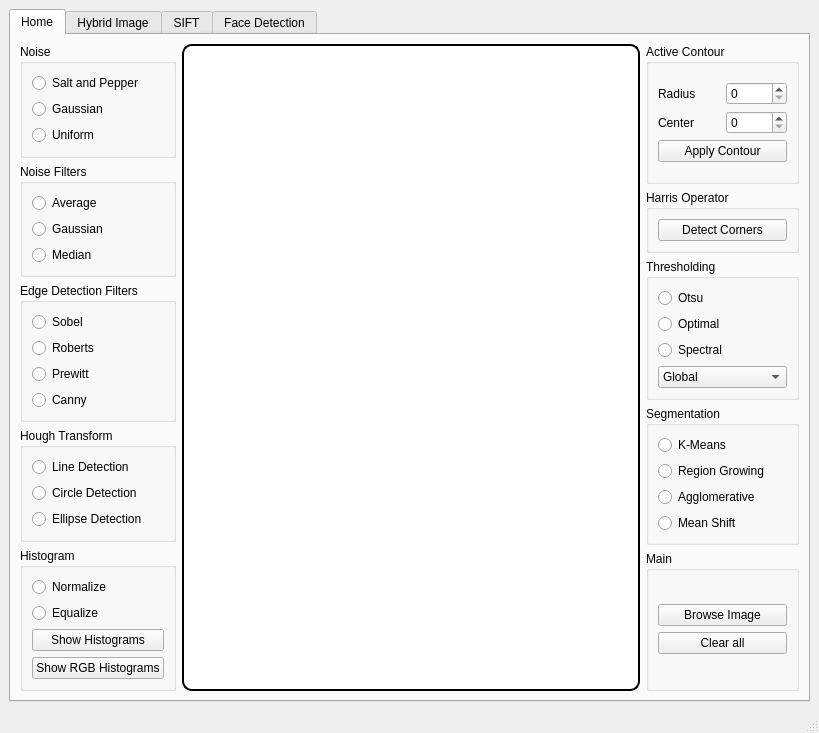
The window that mainwindow.ui (Sherif-2001/Full-Option-Photoshop) describes before a commit, drawn with Qt 5.
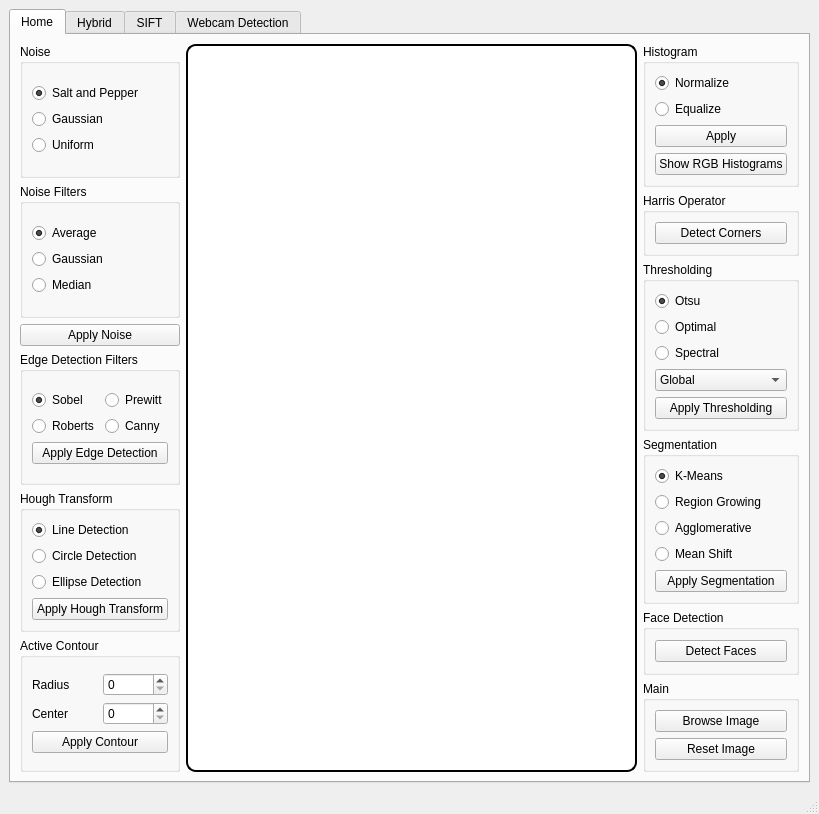
The same window after the commit. The open tabs and pages were chosen to show the change.

```diff
--- a/mainwindow.ui
+++ b/mainwindow.ui
@@ -46,6 +46,9 @@
            <layout class="QVBoxLayout" name="verticalLayout_15">
             <item>
              <widget class="QGroupBox" name="groupBox_6">
+              <property name="styleSheet">
+               <string notr="true"/>
+              </property>
               <property name="title">
                <string>Noise</string>
               </property>
@@ -57,6 +60,15 @@
                    <property name="text">
                     <string>Salt and Pepper</string>
                    </property>
+                   <property name="checked">
+                    <bool>true</bool>
+                   </property>
+                   <property name="autoRepeat">
+                    <bool>false</bool>
+                   </property>
+                   <property name="autoExclusive">
+                    <bool>true</bool>
+                   </property>
                   </widget>
                  </item>
                  <item>
@@ -91,6 +103,9 @@
                    <property name="text">
                     <string>Average</string>
                    </property>
+                   <property name="checked">
+                    <bool>true</bool>
+                   </property>
                   </widget>
                  </item>
                  <item>
@@ -112,6 +127,13 @@
               </layout>
              </widget>
             </item>
+            <item>
+             <widget class="QPushButton" name="noise_btn">
+              <property name="text">
+               <string>Apply Noise</string>
+              </property>
+             </widget>
+            </item>
             <item>
              <widget class="QGroupBox" name="groupBox_8">
               <property name="title">
@@ -121,30 +143,44 @@
                <item>
                 <layout class="QVBoxLayout" name="verticalLayout_21">
                  <item>
-                  <widget class="QRadioButton" name="radioButton_23">
-                   <property name="text">
-                    <string>Sobel</string>
-                   </property>
-                  </widget>
+                  <layout class="QGridLayout" name="gridLayout">
+                   <item row="0" column="0">
+                    <widget class="QRadioButton" name="sobel_radio">
+                     <property name="text">
+                      <string>Sobel</string>
+                     </property>
+                     <property name="checked">
+                      <bool>true</bool>
+                     </property>
+                    </widget>
+                   </item>
+                   <item row="1" column="0">
+                    <widget class="QRadioButton" name="roberts_radio">
+                     <property name="text">
+                      <string>Roberts</string>
+                     </property>
+                    </widget>
+                   </item>
+                   <item row="0" column="1">
+                    <widget class="QRadioButton" name="prewitt_radio">
+                     <property name="text">
+                      <string>Prewitt</string>
+                     </property>
+                    </widget>
+                   </item>
+                   <item row="1" column="1">
+                    <widget class="QRadioButton" name="canny_radio">
+                     <property name="text">
+                      <string>Canny</string>
+                     </property>
+                    </widget>
+                   </item>
+                  </layout>
                  </item>
                  <item>
-                  <widget class="QRadioButton" name="radioButton_24">
+                  <widget class="QPushButton" name="edge_btn">
                    <property name="text">
-                    <string>Roberts</string>
-                   </property>
-                  </widget>
-                 </item>
-                 <item>
-                  <widget class="QRadioButton" name="radioButton_25">
-                   <property name="text">
-                    <string>Prewitt</string>
-                   </property>
-                  </widget>
-                 </item>
-                 <item>
-                  <widget class="QRadioButton" name="radioButton_26">
-                   <property name="text">
-                    <string>Canny</string>
+                    <string>Apply Edge Detection</string>
                    </property>
                   </widget>
                  </item>
@@ -166,6 +202,9 @@
                    <property name="text">
                     <string>Line Detection</string>
                    </property>
+                   <property name="checked">
+                    <bool>true</bool>
+                   </property>
                   </widget>
                  </item>
                  <item>
@@ -182,68 +221,18 @@
                    </property>
                   </widget>
                  </item>
-                </layout>
-               </item>
-              </layout>
-             </widget>
-            </item>
-            <item>
-             <widget class="QGroupBox" name="groupBox_9">
-              <property name="title">
-               <string>Histogram</string>
-              </property>
-              <layout class="QVBoxLayout" name="verticalLayout_22">
-               <item>
-                <layout class="QVBoxLayout" name="verticalLayout_23">
                  <item>
-                  <widget class="QRadioButton" name="radioButton_27">
+                  <widget class="QPushButton" name="hough_btn">
                    <property name="text">
-                    <string>Normalize</string>
+                    <string>Apply Hough Transform</string>
                    </property>
                   </widget>
                  </item>
-                 <item>
-                  <widget class="QRadioButton" name="radioButton_28">
-                   <property name="text">
-                    <string>Equalize</string>
-                   </property>
-                  </widget>
-                 </item>
-                 <item>
-                  <widget class="QPushButton" name="pushButton_2">
-                   <property name="text">
-                    <string>Show Histograms</string>
-                   </property>
-                  </widget>
-                 </item>
-                 <item>
-                  <widget class="QPushButton" name="pushButton_3">
-                   <property name="text">
-                    <string>Show RGB Histograms</string>
-                   </property>
-                  </widget>
-                 </item>
                 </layout>
                </item>
               </layout>
              </widget>
             </item>
-           </layout>
-          </item>
-          <item>
-           <widget class="QLabel" name="mainImageLabel">
-            <property name="styleSheet">
-             <string notr="true">background: rgb(255, 255, 255);
-border: 2px solid black;
-border-radius: 10px</string>
-            </property>
-            <property name="text">
-             <string/>
-            </property>
-           </widget>
-          </item>
-          <item>
-           <layout class="QVBoxLayout" name="verticalLayout_24">
             <item>
              <widget class="QGroupBox" name="groupBox_5">
               <property name="title">
@@ -292,6 +281,66 @@
               </layout>
              </widget>
             </item>
+           </layout>
+          </item>
+          <item>
+           <widget class="QLabel" name="homeimage_lbl">
+            <property name="styleSheet">
+             <string notr="true">background: rgb(255, 255, 255);
+border: 2px solid black;
+border-radius: 10px</string>
+            </property>
+            <property name="text">
+             <string/>
+            </property>
+           </widget>
+          </item>
+          <item>
+           <layout class="QVBoxLayout" name="verticalLayout_24">
+            <item>
+             <widget class="QGroupBox" name="groupBox_9">
+              <property name="title">
+               <string>Histogram</string>
+              </property>
+              <layout class="QVBoxLayout" name="verticalLayout_22">
+               <item>
+                <layout class="QVBoxLayout" name="verticalLayout_23">
+                 <item>
+                  <widget class="QRadioButton" name="normalize_radio">
+                   <property name="text">
+                    <string>Normalize</string>
+                   </property>
+                   <property name="checked">
+                    <bool>true</bool>
+                   </property>
+                  </widget>
+                 </item>
+                 <item>
+                  <widget class="QRadioButton" name="equalize_radio">
+                   <property name="text">
+                    <string>Equalize</string>
+                   </property>
+                  </widget>
+                 </item>
+                 <item>
+                  <widget class="QPushButton" name="histogram_btn">
+                   <property name="text">
+                    <string>Apply</string>
+                   </property>
+                  </widget>
+                 </item>
+                 <item>
+                  <widget class="QPushButton" name="rgbhist_btn">
+                   <property name="text">
+                    <string>Show RGB Histograms</string>
+                   </property>
+                  </widget>
+                 </item>
+                </layout>
+               </item>
+              </layout>
+             </widget>
+            </item>
             <item>
              <widget class="QGroupBox" name="groupBox_11">
               <property name="sizePolicy">
@@ -327,6 +376,9 @@
                    <property name="text">
                     <string>Otsu</string>
                    </property>
+                   <property name="checked">
+                    <bool>true</bool>
+                   </property>
                   </widget>
                  </item>
                  <item>
@@ -357,6 +409,13 @@
                    </item>
                   </widget>
                  </item>
+                 <item>
+                  <widget class="QPushButton" name="threshold_btn">
+                   <property name="text">
+                    <string>Apply Thresholding</string>
+                   </property>
+                  </widget>
+                 </item>
                 </layout>
                </item>
               </layout>
@@ -373,6 +432,9 @@
                  <property name="text">
                   <string>K-Means</string>
                  </property>
+                 <property name="checked">
+                  <bool>true</bool>
+                 </property>
                 </widget>
                </item>
                <item>
@@ -396,6 +458,29 @@
                  </property>
                 </widget>
                </item>
+               <item>
+                <widget class="QPushButton" name="segment_btn">
+                 <property name="text">
+                  <string>Apply Segmentation</string>
+                 </property>
+                </widget>
+               </item>
+              </layout>
+             </widget>
+            </item>
+            <item>
+             <widget class="QGroupBox" name="groupBox">
+              <property name="title">
+               <string>Face Detection</string>
+              </property>
+              <layout class="QVBoxLayout" name="verticalLayout">
+               <item>
+                <widget class="QPushButton" name="facedetect_btn">
+                 <property name="text">
+                  <string>Detect Faces</string>
+                 </property>
+                </widget>
+               </item>
               </layout>
              </widget>
             </item>
@@ -417,7 +502,7 @@
                  <item>
                   <widget class="QPushButton" name="pushButton_15">
                    <property name="text">
-                    <string>Clear all</string>
+                    <string>Reset Image</string>
                    </property>
                   </widget>
                  </item>
@@ -434,7 +519,7 @@
       </widget>
       <widget class="QWidget" name="tab_2">
        <attribute name="title">
-        <string>Hybrid Image</string>
+        <string>Hybrid</string>
        </attribute>
        <layout class="QVBoxLayout" name="verticalLayout_35">
         <item>
@@ -572,7 +657,7 @@
       </widget>
       <widget class="QWidget" name="tab_3">
        <attribute name="title">
-        <string>Face Detection</string>
+        <string>Webcam Detection</string>
        </attribute>
        <layout class="QVBoxLayout" name="verticalLayout_38">
         <item>
```
Left out of the diff: 147 changed lines with no effect on the pictures.
